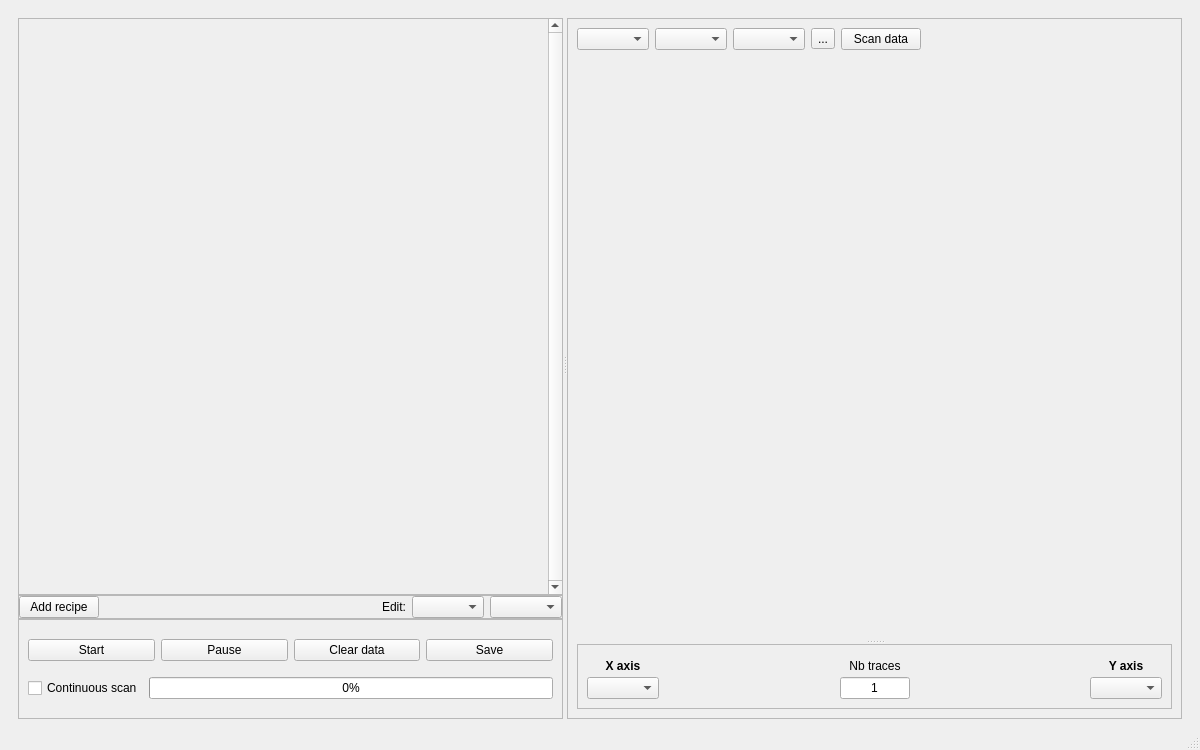
Qt form autolab/core/gui/scanning/interface.ui (autolab-project/autolab) before a commit.
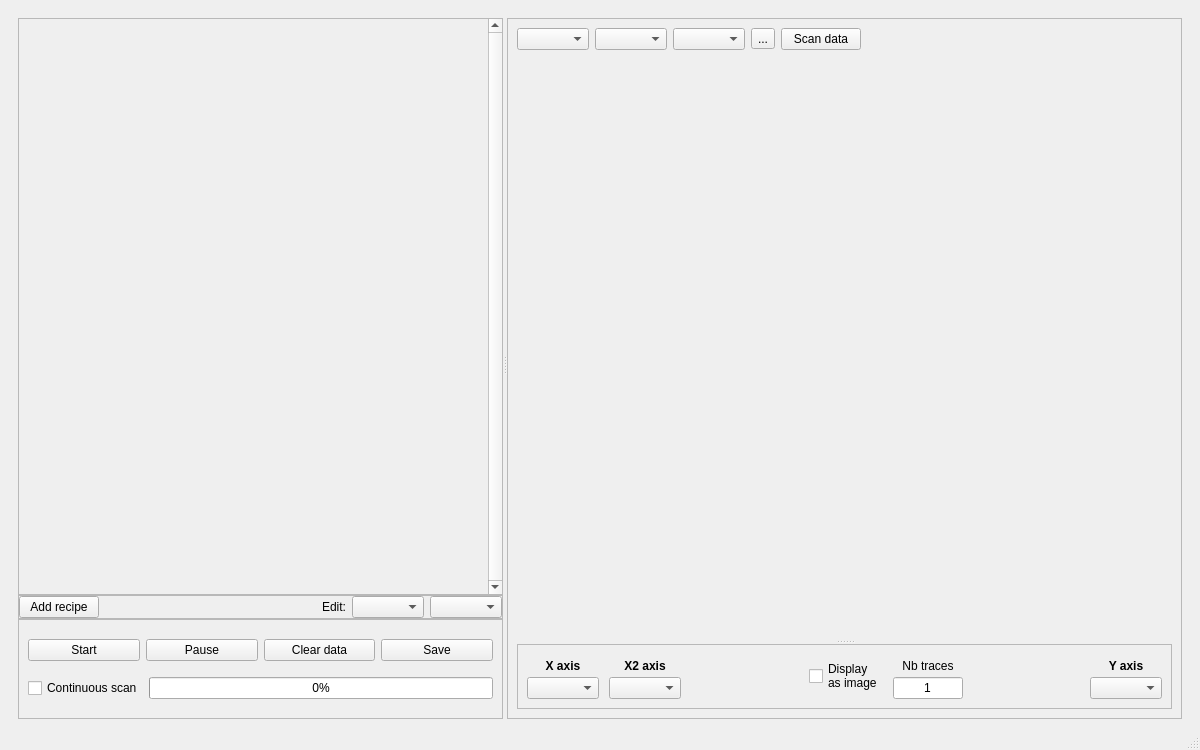
The same form after that commit.

Commit message:
Can plot scan in 2D image
- Feature not finished, need rework

Diff of the .ui file:
```diff
--- a/autolab/core/gui/scanning/interface.ui
+++ b/autolab/core/gui/scanning/interface.ui
@@ -69,7 +69,7 @@
                <rect>
                 <x>0</x>
                 <y>0</y>
-                <width>513</width>
+                <width>452</width>
                 <height>553</height>
                </rect>
               </property>
@@ -418,6 +418,52 @@
                     </item>
                    </layout>
                   </item>
+                  <item>
+                   <spacer name="horizontalSpacer_6">
+                    <property name="orientation">
+                     <enum>Qt::Horizontal</enum>
+                    </property>
+                    <property name="sizeType">
+                     <enum>QSizePolicy::Maximum</enum>
+                    </property>
+                    <property name="sizeHint" stdset="0">
+                     <size>
+                      <width>10</width>
+                      <height>20</height>
+                     </size>
+                    </property>
+                   </spacer>
+                  </item>
+                  <item>
+                   <layout class="QVBoxLayout" name="verticalLayout_scan2D">
+                    <property name="spacing">
+                     <number>0</number>
+                    </property>
+                    <item>
+                     <widget class="QLabel" name="label_scan_2D">
+                      <property name="font">
+                       <font>
+                        <weight>75</weight>
+                        <bold>true</bold>
+                       </font>
+                      </property>
+                      <property name="text">
+                       <string>X2 axis</string>
+                      </property>
+                      <property name="alignment">
+                       <set>Qt::AlignCenter</set>
+                      </property>
+                     </widget>
+                    </item>
+                    <item>
+                     <widget class="QComboBox" name="variable_x2_comboBox">
+                      <property name="sizeAdjustPolicy">
+                       <enum>QComboBox::AdjustToContents</enum>
+                      </property>
+                     </widget>
+                    </item>
+                   </layout>
+                  </item>
                   <item>
                    <spacer name="horizontalSpacer_2">
                     <property name="orientation">
@@ -431,6 +477,30 @@
                     </property>
                    </spacer>
                   </item>
+                  <item>
+                   <widget class="QCheckBox" name="variable_x2_checkBox">
+                    <property name="text">
+                     <string>Display
+as image</string>
+                    </property>
+                   </widget>
+                  </item>
+                  <item>
+                   <spacer name="horizontalSpacer_3">
+                    <property name="orientation">
+                     <enum>Qt::Horizontal</enum>
+                    </property>
+                    <property name="sizeType">
+                     <enum>QSizePolicy::Maximum</enum>
+                    </property>
+                    <property name="sizeHint" stdset="0">
+                     <size>
+                      <width>10</width>
+                      <height>20</height>
+                     </size>
+                    </property>
+                   </spacer>
+                  </item>
                   <item>
                    <layout class="QVBoxLayout" name="verticalLayout_13">
                     <property name="spacing">
```
Left out of the diff: 2 changed lines with no effect on the pictures. The commit also changes 5 other files.
